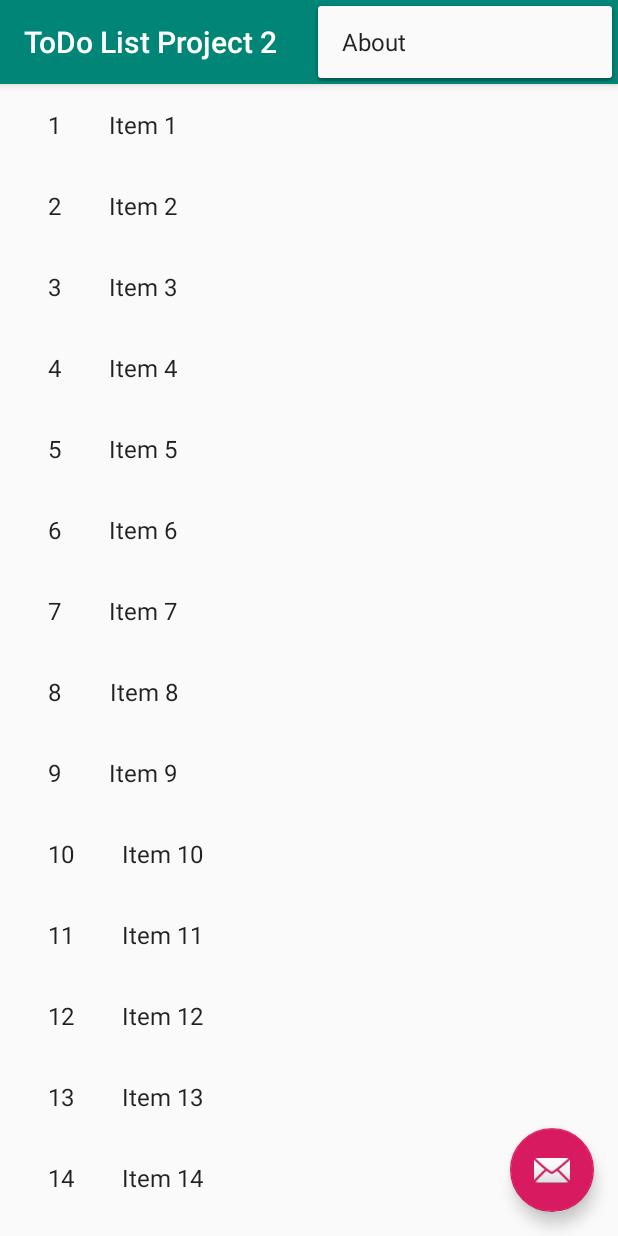
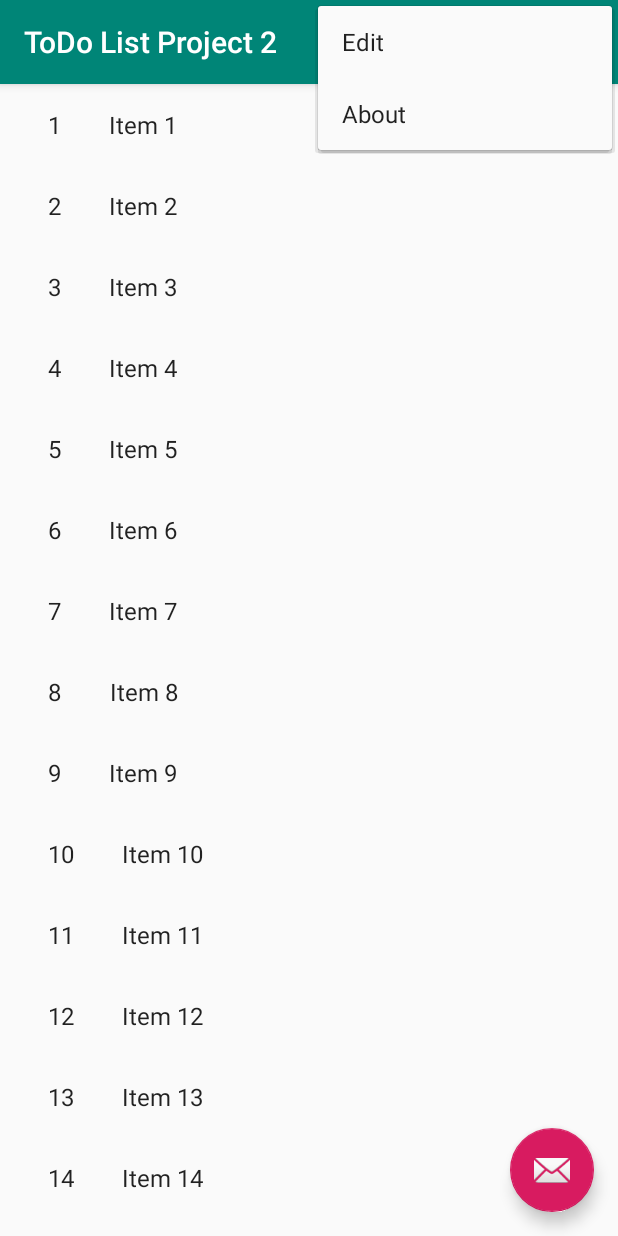
Before and after one commit to CrazySteve/Android-Project-2-, an Android app: the screen it shows after launch (ItemListActivity), with the options menu open, on a phone screen of 412 x 824 dp. Run offline under Robolectric (Android 15) with nearby library versions, the phone set to English and light mode, and no system bars.

Commit message:
Fix resource linking error with remove_circle by duplicating and add edit icon to appbar in landscape mode

```diff
--- a/app/src/main/res/menu/appbar_menu.xml
+++ b/app/src/main/res/menu/appbar_menu.xml
@@ -10,7 +10,12 @@
 
     <item android:id="@+id/action_delete"
         android:title="@string/action_delete"
-        android:icon="@drawable/remove_circle"
+        android:icon="@drawable/remove_circle_2"
+        app:showAsAction="ifRoom"/>
+
+    <item android:id="@+id/action_edit"
+        android:title="@string/action_edit"
+        android:icon="@drawable/edit_pencil"
         app:showAsAction="ifRoom"/>
 
     <item android:id="@+id/action_about"
```
Also changed, not shown: app/src/main/res/drawable/remove_circle_2.png (added).
